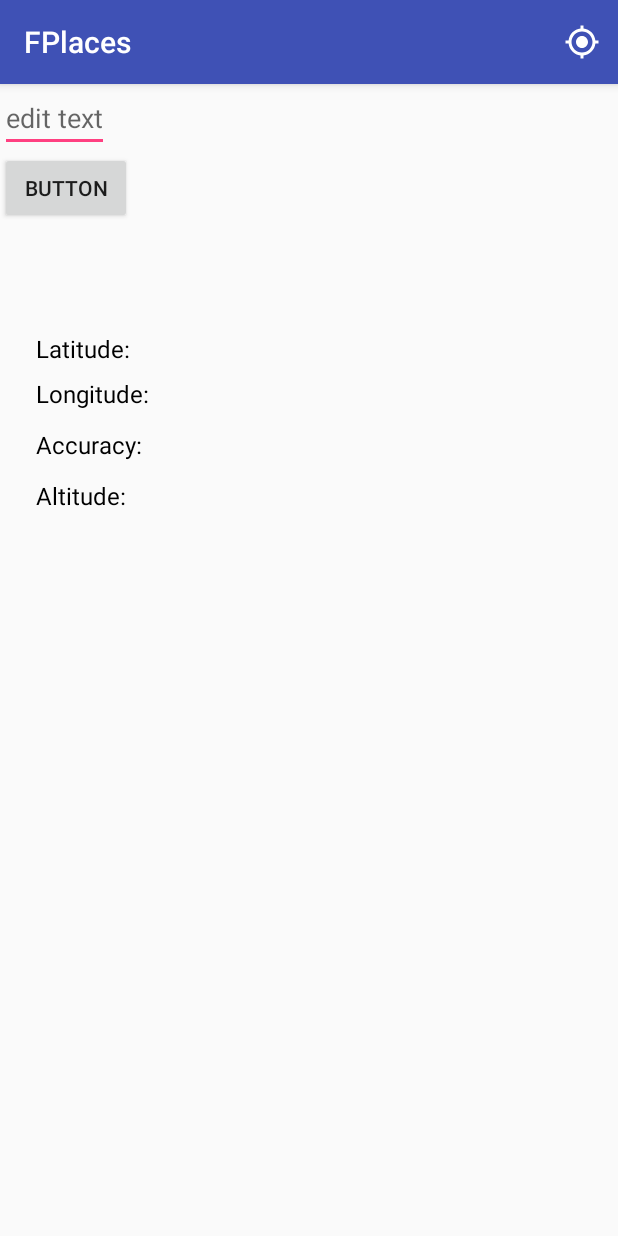
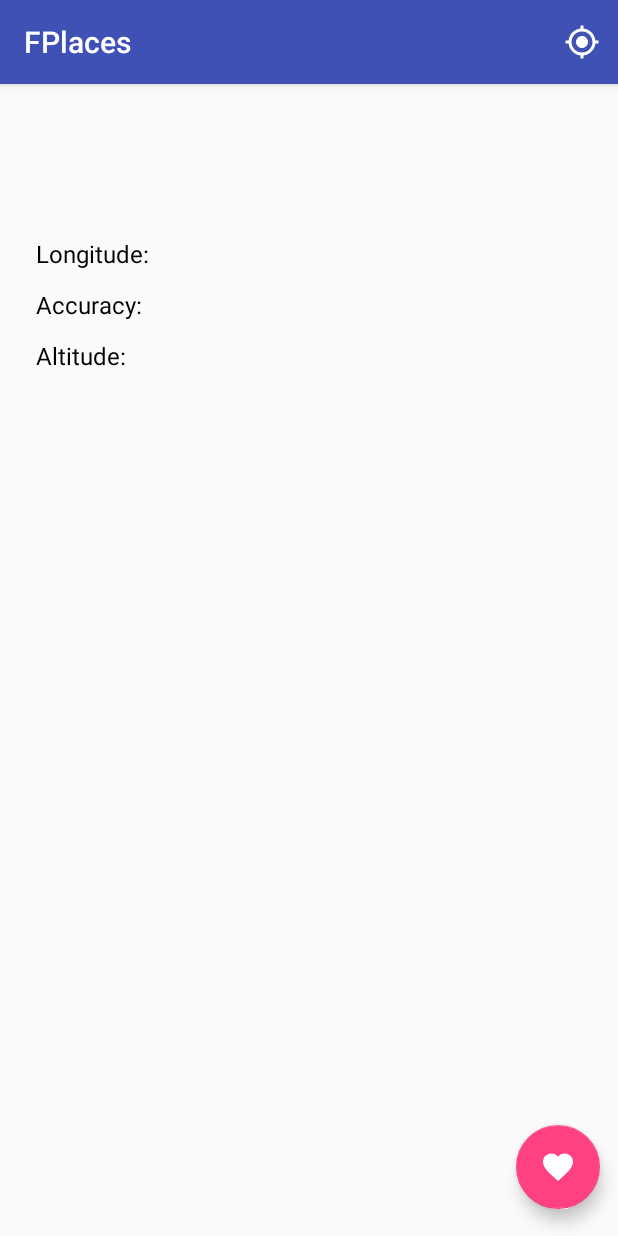
Before and after one commit to mkalenicz/fplaces, an Android app: the screen it shows after launch (MainActivity), on a phone screen of 412 x 824 dp. Run offline under Robolectric (Android 15) with nearby library versions, the phone set to English and light mode, and no system bars; our stand-ins replace ButterKnife; libraries missing offline, so code that uses them is left out: io.realm; 2 statements that could not run were skipped.

Commit message:
FAB - add your favorite place (olny latitude)

```diff
--- /dev/null
+++ b/app/src/main/res/drawable/ic_favorite_white_24dp.xml
@@ -0,0 +1,9 @@
+<vector xmlns:android="http://schemas.android.com/apk/res/android"
+        android:width="24dp"
+        android:height="24dp"
+        android:viewportWidth="24.0"
+        android:viewportHeight="24.0">
+    <path
+        android:fillColor="#ffffff"
+        android:pathData="M12,21.35l-1.45,-1.32C5.4,15.36 2,12.28 2,8.5 2,5.42 4.42,3 7.5,3c1.74,0 3.41,0.81 4.5,2.09C13.09,3.81 14.76,3 16.5,3 19.58,3 22,5.42 22,8.5c0,3.78 -3.4,6.86 -8.55,11.54L12,21.35z"/>
+</vector>
--- a/app/src/main/res/layout/activity_main.xml
+++ b/app/src/main/res/layout/activity_main.xml
@@ -1,5 +1,6 @@
 <?xml version="1.0" encoding="utf-8"?>
-<LinearLayout xmlns:android="http://schemas.android.com/apk/res/android"
+<RelativeLayout xmlns:android="http://schemas.android.com/apk/res/android"
+    xmlns:app="http://schemas.android.com/apk/res-auto"
     android:id="@+id/my_recycler_view"
     android:layout_width="match_parent"
     android:layout_height="match_parent"
@@ -8,17 +9,14 @@
 
 
 
-    <EditText
-    android:id="@+id/InputNamePlace"
-    android:hint="edit text"
-    android:layout_width="wrap_content"
-    android:layout_height="wrap_content" />
-    <Button
-        android:id="@+id/button"
-        android:layout_width="wrap_content"
-        android:layout_height="wrap_content"
-        android:text="Button"
-        android:onClick=""/>
+
+
+    <LinearLayout
+        android:id="@+id/linear_layout"
+        android:layout_width="match_parent"
+        android:layout_height="match_parent"
+        android:orientation="vertical">
+
         <TextView
             android:id="@+id/latTextView"
             android:layout_width="wrap_content"
@@ -26,7 +24,6 @@
             android:layout_alignParentStart="true"
             android:layout_marginStart="24dp"
             android:layout_marginTop="72dp"
-        android:text="Latitude:"
             android:textColor="@android:color/black"
             android:textSize="16dp" />
 
@@ -65,5 +62,19 @@
             android:text="Altitude:"
             android:textColor="@android:color/black"
             android:textSize="16dp" />
+    </LinearLayout>
 
-</LinearLayout>
+    <android.support.design.widget.FloatingActionButton
+        app:useCompatPadding="true"
+        android:elevation="4dp"
+        android:id="@+id/fab"
+        android:layout_width="wrap_content"
+        android:layout_height="wrap_content"
+        android:layout_alignParentBottom="true"
+        android:layout_alignParentRight="true"
+        app:rippleColor="@color/colorAccentDark"
+        app:fabSize="normal"
+        android:src="@drawable/ic_favorite_white_24dp"
+        android:onClick="onClickFab"/>
+
+</RelativeLayout>
--- a/app/src/main/res/values/colors.xml
+++ b/app/src/main/res/values/colors.xml
@@ -3,4 +3,5 @@
     <color name="colorPrimary">#3F51B5</color>
     <color name="colorPrimaryDark">#303F9F</color>
     <color name="colorAccent">#FF4081</color>
+    <color name="colorAccentDark">#930334</color>
 </resources>
```
Also changed, not shown: app/src/main/java/com/kalenicz/maciej/fplaces/Coordinates.java (+4 -4 lines), app/src/main/java/com/kalenicz/maciej/fplaces/MainActivity.java (+55 -17 lines), app/src/main/res/drawable/ic_add_black_24dp.xml (added, +9 -0 lines), app/src/main/res/layout/dialog_add.xml (added, +14 -0 lines). Lines whose indentation alone changed are shown as unchanged.
